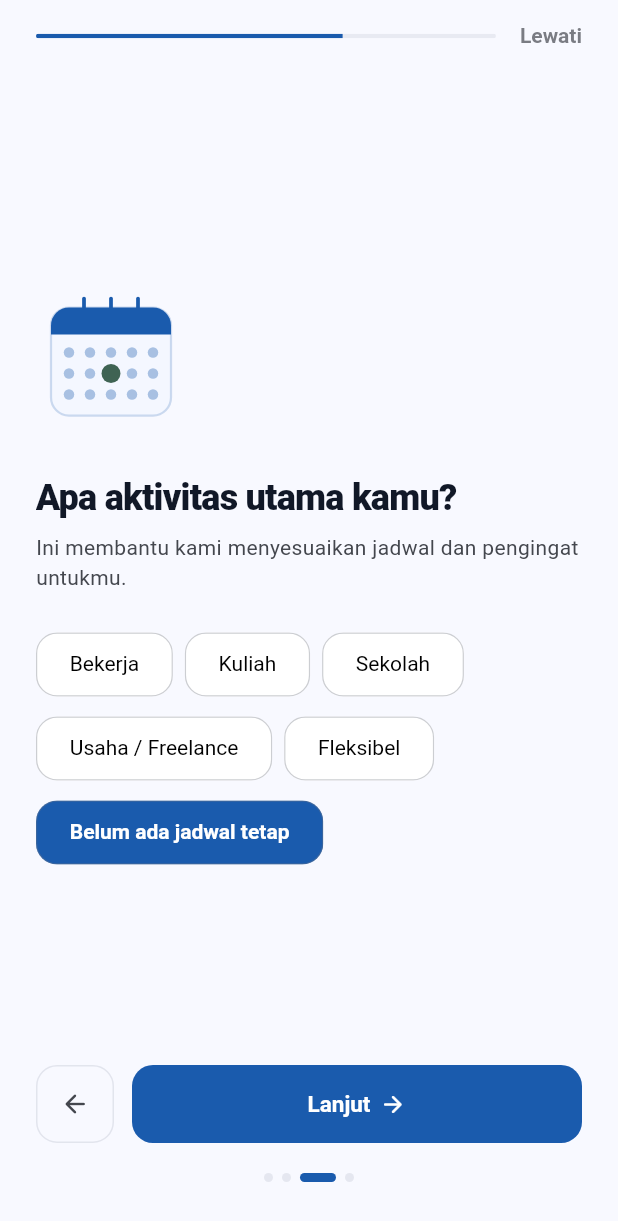
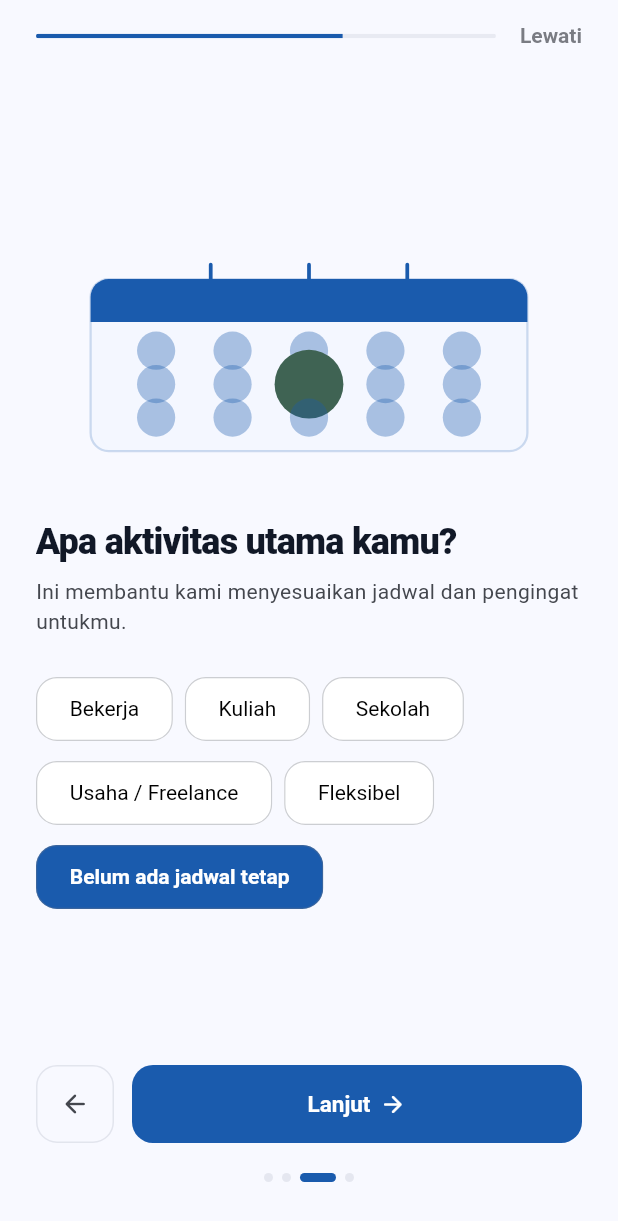
Before and after one commit to Cian-X/Nousen, a Flutter app: the screen it shows after launch, swiped to page 3, on a phone screen of 412 x 824 dp. Shown: the top 1221 px of the screen. Run offline on Flutter 3.47's test engine with Material 3 defaults, Android fonts, the phone set to English and light mode, and no system bars; our stand-ins replace flutter_local_notifications, flutter_riverpod, flutter_timezone, image_picker, isar, permission_handler and 2 more; missing offline and left inert: flutter_onnxruntime; accounts and stored records are empty; generated files the repository leaves out were written again.

Commit message:
feat: make routine and extra activities illustrations full-width for custom graphics

```diff
--- a/lib/features/settings/presentation/initial_setup_onboarding_page.dart
+++ b/lib/features/settings/presentation/initial_setup_onboarding_page.dart
@@ -321,14 +321,16 @@ class _InitialSetupOnboardingPageState
           ? 'Ini membantu kami menyesuaikan jadwal dan pengingat untukmu.'
           : 'This helps us tailor your schedule and reminders.',
       centerContent: true,
-      topWidget: SizedBox(
-        width: 100,
-        height: 100,
+      topWidget: AspectRatio(
+        aspectRatio: 16 / 7,
+        child: SizedBox(
+          width: double.infinity,
           child: CustomPaint(
             painter: _CalendarIllustrationPainter(
               primary: Theme.of(context).colorScheme.primary,
               surface: Theme.of(context).colorScheme.primaryContainer.withValues(alpha: 0.5),
               accent: Theme.of(context).colorScheme.tertiary,
+            ),
           ),
         ),
       ),
@@ -503,14 +505,16 @@ class _InitialSetupOnboardingPageState
           ? 'Opsional. Ceritakan aktivitas lainnya agar kami lebih mengenal rutinitasmu.'
           : 'Optional. Tell us about other activities so we understand your routine better.',
       centerContent: true,
-      topWidget: SizedBox(
-        width: 100,
-        height: 100,
+      topWidget: AspectRatio(
+        aspectRatio: 16 / 7,
+        child: SizedBox(
+          width: double.infinity,
           child: CustomPaint(
             painter: _NotepadIllustrationPainter(
               primary: Theme.of(context).colorScheme.primary,
               surface: Theme.of(context).colorScheme.primaryContainer.withValues(alpha: 0.5),
               accent: Theme.of(context).colorScheme.tertiary,
+            ),
           ),
         ),
       ),
```
Lines whose indentation alone changed are shown as unchanged.
